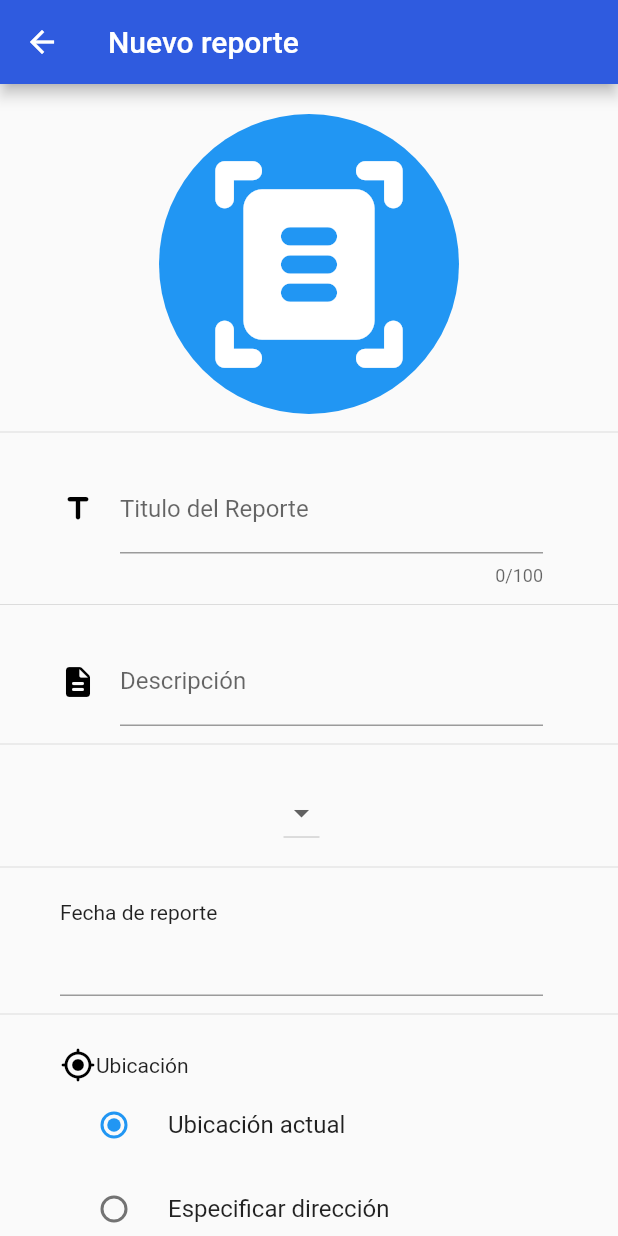
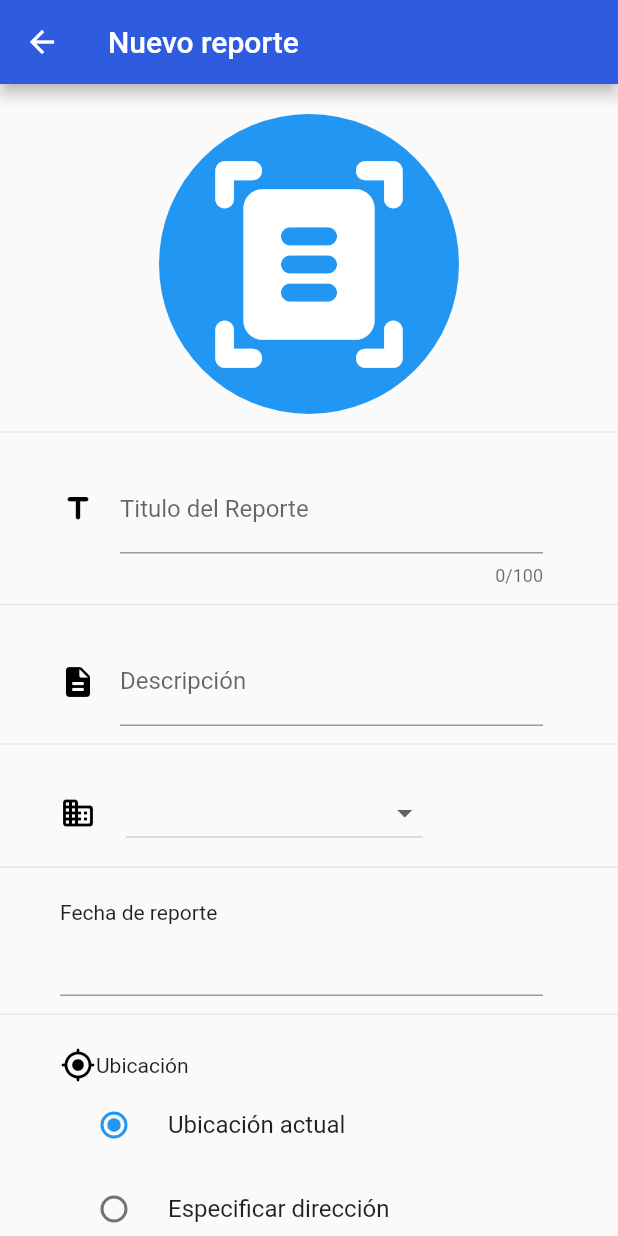
Before and after one commit to Magnico/f_glapp_frontend, a Flutter app: the NewReport screen opened directly, on a phone screen of 412 x 824 dp. Run offline on Flutter 3.47's test engine with Material 2 defaults, Android fonts, the phone set to English and light mode, and no system bars; drawn by our look-alikes of datetime_picker_formfield; our stand-ins replace geolocator, get, google_maps_flutter, loggy, select_form_field, shared_preferences; missing offline and left inert: google_place; accounts and stored records are empty.

Commit message:
nuevoReporte dropdown icon

```diff
--- a/lib/ui/pages/nuevoReporte.dart
+++ b/lib/ui/pages/nuevoReporte.dart
@@ -153,8 +153,16 @@ class NReport_Form extends State<NewReport> {
               alignment: Alignment.center,
               padding: const EdgeInsets.only(left: 0.0, right: 10.0),
               //Debería ser un selector de la empresa
-              child: Obx(() => DropdownButton(
-                    // Todo add provider icon
+              child: Obx(() {
+                return Row(
+                  children: [
+                    Icon(
+                      Icons.business_rounded,
+                      color: iconColor,
+                    ),
+                    SizedBox(width: 20,),
+                    DropdownButton(
+                      hint: const Text('Seleccione una empresa'),
                       items: providers.providersList
                           .map((e) => DropdownMenuItem(
                               child: Text(e.label), value: e.value))
@@ -166,7 +174,10 @@ class NReport_Form extends State<NewReport> {
                           _empresaSelected = value.toString();
                         });
                       },
-                  )),
+                    ),
+                  ],
+                );
+              }),
             ),
             const Divider(
               height: 24.0,
```
Lines whose indentation alone changed are shown as unchanged.
